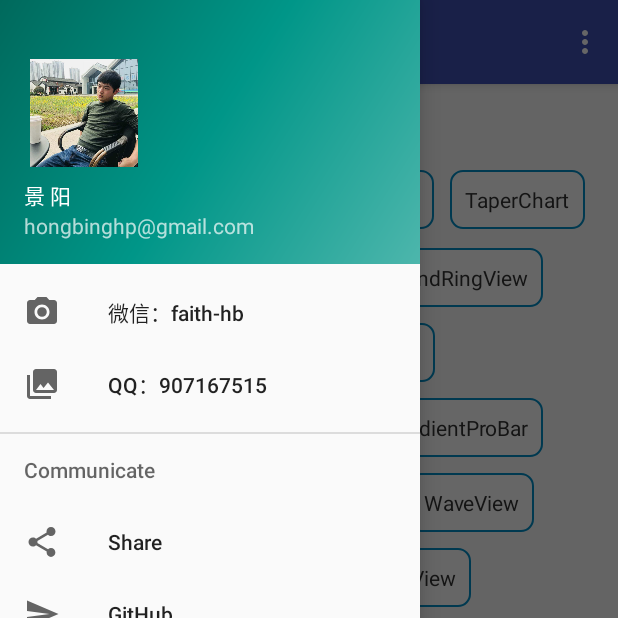
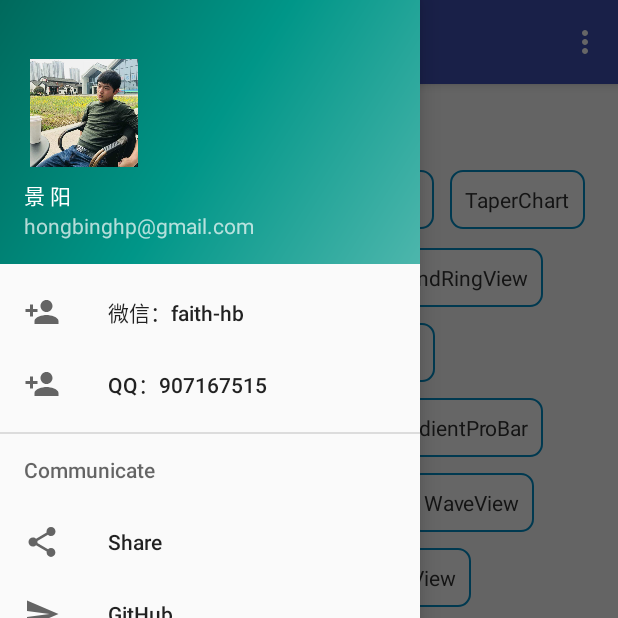
Before and after one commit to faith-hb/WidgetCase, an Android app: the screen it shows after launch (MenuMainActivity), with the side drawer open, on a phone screen of 412 x 824 dp, the top half of it. Run offline under Robolectric (Android 15) with nearby library versions, the phone set to English and light mode, and no system bars; our stand-ins replace FlexboxLayout; libraries missing offline, so code that uses them is left out: com.dongni.tools; 1 statement that could not run was skipped.

Commit message:
新增矢量图及引用

```diff
--- a/app/build.gradle
+++ b/app/build.gradle
@@ -15,6 +15,7 @@ android {
         targetSdkVersion setup.targetSdk
         versionCode release.versionCode
         versionName release.versionName
+        vectorDrawables.useSupportLibrary = true
         testInstrumentationRunner "androidx.test.runner.AndroidJUnitRunner"
     }
 
--- /dev/null
+++ b/app/src/main/res/drawable-v21/ic_menu_add_friend.xml
@@ -0,0 +1,9 @@
+<vector xmlns:android="http://schemas.android.com/apk/res/android"
+        android:width="24dp"
+        android:height="24dp"
+        android:viewportWidth="24.0"
+        android:viewportHeight="24.0">
+    <path
+        android:fillColor="#FF000000"
+        android:pathData="M15,12c2.21,0 4,-1.79 4,-4s-1.79,-4 -4,-4 -4,1.79 -4,4 1.79,4 4,4zM6,10L6,7L4,7v3L1,10v2h3v3h2v-3h3v-2L6,10zM15,14c-2.67,0 -8,1.34 -8,4v2h16v-2c0,-2.66 -5.33,-4 -8,-4z"/>
+</vector>
--- a/app/src/main/res/menu/activity_menu_main_drawer.xml
+++ b/app/src/main/res/menu/activity_menu_main_drawer.xml
@@ -6,11 +6,11 @@
     <group android:checkableBehavior="single">
         <item
             android:id="@+id/nav_wechat"
-            android:icon="@drawable/ic_menu_camera"
+            android:icon="@drawable/ic_menu_add_friend"
             android:title="@string/menu_wechat"/>
         <item
             android:id="@+id/nav_qq"
-            android:icon="@drawable/ic_menu_gallery"
+            android:icon="@drawable/ic_menu_add_friend"
             android:title="@string/menu_qq"/>
         <!--<item-->
             <!--android:id="@+id/nav_slideshow"-->
```
Also changed, not shown: app/src/main/java/com/doyou/cvc/activity/MenuMainActivity.kt (+11 -3 lines), app/src/main/java/com/doyou/cvc/utils/AppUtils.java (added, +44 -0 lines), app/src/main/res/drawable-v21/ic_menu_camera.xml (+6 -6 lines).
